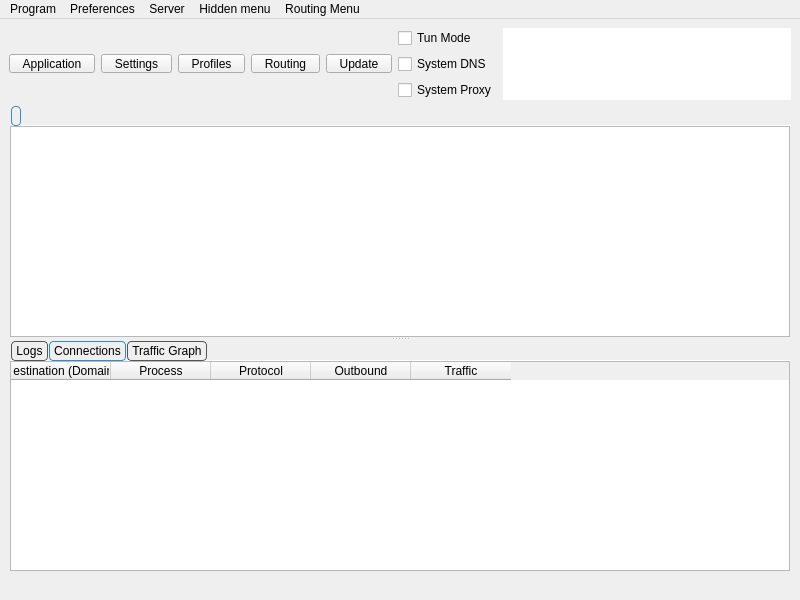
Qt form include/ui/mainwindow.ui (Yulinanami/ethernet-tun-test) before a commit.
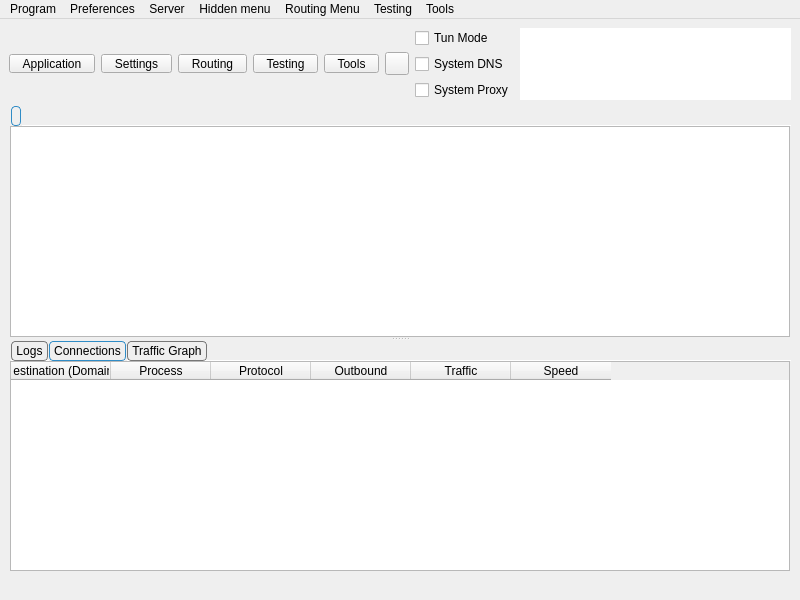
The same form after that commit. The open tabs and pages were chosen to show the change. Icons and pictures are not drawn. Custom widgets are drawn as their Qt base class.

Commit message: fix settings height and before

The edit to the form file:
```diff
--- a/include/ui/mainwindow.ui
+++ b/include/ui/mainwindow.ui
@@ -20,7 +20,7 @@
    <string notr="true">Throne</string>
   </property>
   <widget class="QWidget" name="centralwidget">
-   <layout class="QVBoxLayout" name="verticalLayout_3" stretch="0,0,0">
+   <layout class="QVBoxLayout" name="verticalLayout_3" stretch="0,1,0">
     <item>
      <layout class="QHBoxLayout" name="horizontalLayout_2">
       <item>
@@ -89,48 +89,8 @@
          <string>Settings</string>
         </property>
         <property name="icon">
-         <iconset theme="b-preferences"/>
-        </property>
-        <property name="iconSize">
-         <size>
-          <width>24</width>
-          <height>24</height>
-         </size>
-        </property>
-        <property name="popupMode">
-         <enum>QToolButton::ToolButtonPopupMode::InstantPopup</enum>
-        </property>
-        <property name="toolButtonStyle">
-         <enum>Qt::ToolButtonStyle::ToolButtonTextUnderIcon</enum>
-        </property>
-       </widget>
-      </item>
-      <item>
-       <widget class="QToolButton" name="toolButton_server">
-        <property name="minimumSize">
-         <size>
-          <width>0</width>
-          <height>0</height>
-         </size>
-        </property>
-        <property name="styleSheet">
-         <string notr="true">QToolButton {
-    padding-left: 8px;
-    padding-right: 8px;
-}
-
-QToolButton::menu-indicator {
-    subcontrol-origin: border;
-    subcontrol-position: bottom right;
-    right: 2px;
-    bottom: 3px;
-}</string>
-        </property>
-        <property name="text">
-         <string>Profiles</string>
-        </property>
-        <property name="icon">
-         <iconset theme="b-network-server"/>
+         <iconset resource="../../res/Throne.qrc">
+          <normaloff>:/icon/b-preferences.png</normaloff>:/icon/b-preferences.png</iconset>
         </property>
         <property name="iconSize">
          <size>
@@ -209,7 +169,7 @@
 }</string>
         </property>
         <property name="text">
-         <string>Update</string>
+         <string>Testing</string>
         </property>
         <property name="icon">
          <iconset theme="b-system-software-update"/>
@@ -228,8 +188,73 @@
         </property>
        </widget>
       </item>
+      <item>
+       <widget class="QToolButton" name="toolButton_tools">
+        <property name="minimumSize">
+         <size>
+          <width>0</width>
+          <height>0</height>
+         </size>
+        </property>
+        <property name="styleSheet">
+         <string notr="true">QToolButton {
+    padding-left: 8px;
+    padding-right: 8px;
+}
+
+QToolButton::menu-indicator {
+    subcontrol-origin: border;
+    subcontrol-position: bottom right;
+    right: 2px;
+    bottom: 3px;
+}</string>
+        </property>
+        <property name="text">
+         <string>Tools</string>
+        </property>
+        <property name="icon">
+         <iconset resource="../../res/Throne.qrc">
+          <normaloff>:/icon/b-tools-button.png</normaloff>:/icon/b-tools-button.png</iconset>
+        </property>
+        <property name="iconSize">
+         <size>
+          <width>24</width>
+          <height>24</height>
+         </size>
+        </property>
+        <property name="popupMode">
+         <enum>QToolButton::ToolButtonPopupMode::InstantPopup</enum>
+        </property>
+        <property name="toolButtonStyle">
+         <enum>Qt::ToolButtonStyle::ToolButtonTextUnderIcon</enum>
+        </property>
+       </widget>
+      </item>
+      <item>
+       <widget class="StartStopButton" name="toolButton_startstop">
+        <property name="focusPolicy">
+         <enum>Qt::FocusPolicy::NoFocus</enum>
+        </property>
+        <property name="text">
+         <string/>
+        </property>
+       </widget>
+      </item>
       <item>
        <layout class="QVBoxLayout" name="verticalLayout_4">
+        <item>
+         <spacer name="verticalSpacer_modes_top">
+          <property name="orientation">
+           <enum>Qt::Orientation::Vertical</enum>
+          </property>
+          <property name="sizeHint" stdset="0">
+           <size>
+            <width>0</width>
+            <height>0</height>
+           </size>
+          </property>
+         </spacer>
+        </item>
         <item>
          <widget class="QCheckBox" name="checkBox_VPN">
           <property name="sizePolicy">
@@ -257,6 +282,19 @@
           </property>
          </widget>
         </item>
+        <item>
+         <spacer name="verticalSpacer_modes_bottom">
+          <property name="orientation">
+           <enum>Qt::Orientation::Vertical</enum>
+          </property>
+          <property name="sizeHint" stdset="0">
+           <size>
+            <width>0</width>
+            <height>0</height>
+           </size>
+          </property>
+         </spacer>
+        </item>
        </layout>
       </item>
       <item>
@@ -437,7 +475,7 @@
 }
 
 QTabBar::tab {
-    border: 1px solid #555555;
+    border: 1px solid #777777;
 
     border-radius: 4px;
     padding: 2px 4px;
@@ -578,7 +616,15 @@
                    <string>Traffic</string>
                   </property>
                   <property name="toolTip">
-                   <string>Click To Toggle sort by Traffic</string>
+                   <string>Click to sort by traffic; right-click to choose total/down/up</string>
+                  </property>
+                 </column>
+                 <column>
+                  <property name="text">
+                   <string>Speed</string>
+                  </property>
+                  <property name="toolTip">
+                   <string>Click to sort by speed; right-click to choose total/down/up</string>
                   </property>
                  </column>
                 </widget>
@@ -754,11 +800,32 @@
      <string>Routing Menu</string>
     </property>
    </widget>
+   <widget class="QMenu" name="menuTools">
+    <property name="title">
+     <string>Tools</string>
+    </property>
+    <addaction name="actionRuntime_Stats"/>
+    <addaction name="actionTraffic_Stats"/>
+    <addaction name="actionCheck_For_Update"/>
+   </widget>
+   <widget class="QMenu" name="menuTesting">
+    <property name="title">
+     <string>Testing</string>
+    </property>
+    <addaction name="actionSpeedtest_Current"/>
+    <addaction name="actionUrl_Test_Group"/>
+    <addaction name="actionSpeedtest_Group"/>
+    <addaction name="actionResolve_Out_IP"/>
+    <addaction name="menu_resolve_domain"/>
+    <addaction name="menu_clear_test_result"/>
+   </widget>
    <addaction name="menu_program"/>
    <addaction name="menu_preferences"/>
    <addaction name="menu_server"/>
    <addaction name="menuHidden_menu"/>
    <addaction name="menuRouting_Menu"/>
+   <addaction name="menuTesting"/>
+   <addaction name="menuTools"/>
   </widget>
   <action name="menu_exit">
    <property name="text">
@@ -1226,6 +1293,11 @@
    <extends>QTableView</extends>
    <header>include/ui/utils/ProfilesTableView.h</header>
   </customwidget>
+  <customwidget>
+   <class>StartStopButton</class>
+   <extends>QToolButton</extends>
+   <header>include/ui/widget/StartStopButton.hpp</header>
+  </customwidget>
  </customwidgets>
  <resources/>
  <connections/>
```
Left out of the diff: 62 changed lines with no effect on the pictures. The commit also changes 116 other files.
